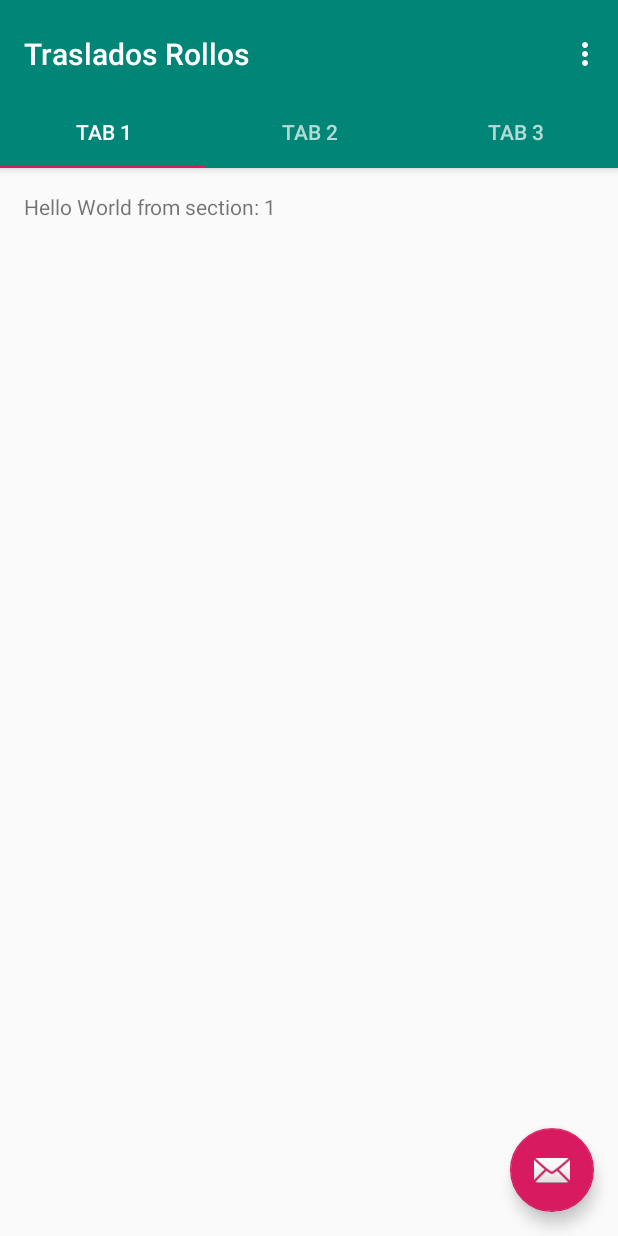
After one commit to pr0x1/traslados, an Android app: the LecturaActivity screen opened directly, with no data from a screen before it, on a phone screen of 412 x 824 dp. The commit adds this screen. Run offline under Robolectric (Android 15) with nearby library versions, the phone set to English and light mode, and no system bars.

Commit message:
lectura activity e intents de navegación

```diff
--- a/app/src/main/AndroidManifest.xml
+++ b/app/src/main/AndroidManifest.xml
@@ -19,6 +19,10 @@
             </intent-filter>
         </activity>
         <activity android:name=".TransporteActivity" />
+        <activity
+            android:name=".LecturaActivity"
+            android:label="@string/title_activity_lectura"
+            android:theme="@style/AppTheme.NoActionBar"></activity>
     </application>
 
 </manifest>
--- /dev/null
+++ b/app/src/main/java/com/a4app/develop/traslados/LecturaActivity.java
@@ -0,0 +1,151 @@
+package com.a4app.develop.traslados;
+
+import android.support.design.widget.TabLayout;
+import android.support.design.widget.FloatingActionButton;
+import android.support.design.widget.Snackbar;
+import android.support.v7.app.AppCompatActivity;
+import android.support.v7.widget.Toolbar;
+
+import android.support.v4.app.Fragment;
+import android.support.v4.app.FragmentManager;
+import android.support.v4.app.FragmentPagerAdapter;
+import android.support.v4.view.ViewPager;
+import android.os.Bundle;
+import android.view.LayoutInflater;
+import android.view.Menu;
+import android.view.MenuItem;
+import android.view.View;
+import android.view.ViewGroup;
+
+import android.widget.TextView;
+
+public class LecturaActivity extends AppCompatActivity {
+
+    /**
+     * The {@link android.support.v4.view.PagerAdapter} that will provide
+     * fragments for each of the sections. We use a
+     * {@link FragmentPagerAdapter} derivative, which will keep every
+     * loaded fragment in memory. If this becomes too memory intensive, it
+     * may be best to switch to a
+     * {@link android.support.v4.app.FragmentStatePagerAdapter}.
+     */
+    private SectionsPagerAdapter mSectionsPagerAdapter;
+
+    /**
+     * The {@link ViewPager} that will host the section contents.
+     */
+    private ViewPager mViewPager;
+
+    @Override
+    protected void onCreate(Bundle savedInstanceState) {
+        super.onCreate(savedInstanceState);
+        setContentView(R.layout.activity_lectura);
+
+        Toolbar toolbar = (Toolbar) findViewById(R.id.toolbar);
+        setSupportActionBar(toolbar);
+        // Create the adapter that will return a fragment for each of the three
+        // primary sections of the activity.
+        mSectionsPagerAdapter = new SectionsPagerAdapter(getSupportFragmentManager());
+
+        // Set up the ViewPager with the sections adapter.
+        mViewPager = (ViewPager) findViewById(R.id.container);
+        mViewPager.setAdapter(mSectionsPagerAdapter);
+
+        TabLayout tabLayout = (TabLayout) findViewById(R.id.tabs);
+
+        mViewPager.addOnPageChangeListener(new TabLayout.TabLayoutOnPageChangeListener(tabLayout));
+        tabLayout.addOnTabSelectedListener(new TabLayout.ViewPagerOnTabSelectedListener(mViewPager));
+
+        FloatingActionButton fab = (FloatingActionButton) findViewById(R.id.fab);
+        fab.setOnClickListener(new View.OnClickListener() {
+            @Override
+            public void onClick(View view) {
+                Snackbar.make(view, "Replace with your own action", Snackbar.LENGTH_LONG)
+                        .setAction("Action", null).show();
+            }
+        });
+
+    }
+
+
+    @Override
+    public boolean onCreateOptionsMenu(Menu menu) {
+        // Inflate the menu; this adds items to the action bar if it is present.
+        getMenuInflater().inflate(R.menu.menu_lectura, menu);
+        return true;
+    }
+
+    @Override
+    public boolean onOptionsItemSelected(MenuItem item) {
+        // Handle action bar item clicks here. The action bar will
+        // automatically handle clicks on the Home/Up button, so long
+        // as you specify a parent activity in AndroidManifest.xml.
+        int id = item.getItemId();
+
+        //noinspection SimplifiableIfStatement
+        if (id == R.id.action_settings) {
+            return true;
+        }
+
+        return super.onOptionsItemSelected(item);
+    }
+
+    /**
+     * A placeholder fragment containing a simple view.
+     */
+    public static class PlaceholderFragment extends Fragment {
+        /**
+         * The fragment argument representing the section number for this
+         * fragment.
+         */
+        private static final String ARG_SECTION_NUMBER = "section_number";
+
+        public PlaceholderFragment() {
+        }
+
+        /**
+         * Returns a new instance of this fragment for the given section
+         * number.
+         */
+        public static PlaceholderFragment newInstance(int sectionNumber) {
+            PlaceholderFragment fragment = new PlaceholderFragment();
+            Bundle args = new Bundle();
+            args.putInt(ARG_SECTION_NUMBER, sectionNumber);
+            fragment.setArguments(args);
+            return fragment;
+        }
+
+        @Override
+        public View onCreateView(LayoutInflater inflater, ViewGroup container,
+                                 Bundle savedInstanceState) {
+            View rootView = inflater.inflate(R.layout.fragment_lectura, container, false);
+            TextView textView = (TextView) rootView.findViewById(R.id.section_label);
+            textView.setText(getString(R.string.section_format, getArguments().getInt(ARG_SECTION_NUMBER)));
+            return rootView;
+        }
+    }
+
+    /**
+     * A {@link FragmentPagerAdapter} that returns a fragment corresponding to
+     * one of the sections/tabs/pages.
+     */
+    public class SectionsPagerAdapter extends FragmentPagerAdapter {
+
+        public SectionsPagerAdapter(FragmentManager fm) {
+            super(fm);
+        }
+
+        @Override
+        public Fragment getItem(int position) {
+            // getItem is called to instantiate the fragment for the given page.
+            // Return a PlaceholderFragment (defined as a static inner class below).
+            return PlaceholderFragment.newInstance(position + 1);
+        }
+
+        @Override
+        public int getCount() {
+            // Show 3 total pages.
+            return 3;
+        }
+    }
+}
--- a/app/src/main/java/com/a4app/develop/traslados/TransporteActivity.java
+++ b/app/src/main/java/com/a4app/develop/traslados/TransporteActivity.java
@@ -1,7 +1,9 @@
 package com.a4app.develop.traslados;
 
+import android.content.Intent;
+import android.os.Bundle;
 import android.support.v7.app.AppCompatActivity;
-import android.os.Bundle;
+import android.view.View;
 
 public class TransporteActivity extends AppCompatActivity {
 
@@ -10,4 +12,21 @@ public class TransporteActivity extends AppCompatActivity {
         super.onCreate(savedInstanceState);
         setContentView(R.layout.activity_transporte);
     }
+
+    public void goLecturaActivity(View vista){
+        Intent i = new Intent(this, LecturaActivity.class);
+        /*if (texto.equals("") || texto.equals(null))
+            i.putExtra("texto", "TEXTO VACÍO");
+        else
+            i.putExtra("texto", texto);*/
+        startActivity(i);
+    }
+    public void goCentrosActivity(View vista){
+        Intent i = new Intent(this, CentrosActivity.class);
+        /*if (texto.equals("") || texto.equals(null))
+            i.putExtra("texto", "TEXTO VACÍO");
+        else
+            i.putExtra("texto", texto);*/
+        startActivity(i);
+    }
 }
--- /dev/null
+++ b/app/src/main/res/layout/activity_lectura.xml
@@ -0,0 +1,70 @@
+<?xml version="1.0" encoding="utf-8"?>
+<android.support.design.widget.CoordinatorLayout xmlns:android="http://schemas.android.com/apk/res/android"
+    xmlns:app="http://schemas.android.com/apk/res-auto"
+    xmlns:tools="http://schemas.android.com/tools"
+    android:id="@+id/main_content"
+    android:layout_width="match_parent"
+    android:layout_height="match_parent"
+    android:fitsSystemWindows="true"
+    tools:context=".LecturaActivity">
+
+    <android.support.design.widget.AppBarLayout
+        android:id="@+id/appbar"
+        android:layout_width="match_parent"
+        android:layout_height="wrap_content"
+        android:paddingTop="@dimen/appbar_padding_top"
+        android:theme="@style/AppTheme.AppBarOverlay">
+
+        <android.support.v7.widget.Toolbar
+            android:id="@+id/toolbar"
+            android:layout_width="match_parent"
+            android:layout_height="?attr/actionBarSize"
+            android:layout_weight="1"
+            android:background="?attr/colorPrimary"
+            app:layout_scrollFlags="scroll|enterAlways"
+            app:popupTheme="@style/AppTheme.PopupOverlay"
+            app:title="@string/app_name">
+
+        </android.support.v7.widget.Toolbar>
+
+        <android.support.design.widget.TabLayout
+            android:id="@+id/tabs"
+            android:layout_width="match_parent"
+            android:layout_height="wrap_content">
+
+            <android.support.design.widget.TabItem
+                android:id="@+id/tabItem"
+                android:layout_width="wrap_content"
+                android:layout_height="wrap_content"
+                android:text="@string/tab_text_1" />
+
+            <android.support.design.widget.TabItem
+                android:id="@+id/tabItem2"
+                android:layout_width="wrap_content"
+                android:layout_height="wrap_content"
+                android:text="@string/tab_text_2" />
+
+            <android.support.design.widget.TabItem
+                android:id="@+id/tabItem3"
+                android:layout_width="wrap_content"
+                android:layout_height="wrap_content"
+                android:text="@string/tab_text_3" />
+
+        </android.support.design.widget.TabLayout>
+    </android.support.design.widget.AppBarLayout>
+
+    <android.support.v4.view.ViewPager
+        android:id="@+id/container"
+        android:layout_width="match_parent"
+        android:layout_height="match_parent"
+        app:layout_behavior="@string/appbar_scrolling_view_behavior" />
+
+    <android.support.design.widget.FloatingActionButton
+        android:id="@+id/fab"
+        android:layout_width="wrap_content"
+        android:layout_height="wrap_content"
+        android:layout_gravity="end|bottom"
+        android:layout_margin="@dimen/fab_margin"
+        app:srcCompat="@android:drawable/ic_dialog_email" />
+
+</android.support.design.widget.CoordinatorLayout>
--- a/app/src/main/res/layout/activity_transporte.xml
+++ b/app/src/main/res/layout/activity_transporte.xml
@@ -46,7 +46,7 @@
     android:layout_width="match_parent"
     android:layout_height="wrap_content"
     android:text="Trasladar"
-
+    android:onClick="goLecturaActivity"
     android:layout_marginTop="16dp"
     android:contentDescription="TODO" />
     <Button
@@ -54,6 +54,7 @@
         android:layout_width="match_parent"
         android:layout_height="wrap_content"
         android:text="Regresar"
+        android:onClick="goCentrosActivity"
         android:layout_marginTop="16dp"
         android:contentDescription="TODO" />
 
--- /dev/null
+++ b/app/src/main/res/layout/fragment_lectura.xml
@@ -0,0 +1,23 @@
+<?xml version="1.0" encoding="utf-8"?>
+<android.support.constraint.ConstraintLayout xmlns:android="http://schemas.android.com/apk/res/android"
+    xmlns:app="http://schemas.android.com/apk/res-auto"
+    xmlns:tools="http://schemas.android.com/tools"
+    android:id="@+id/constraintLayout"
+    android:layout_width="match_parent"
+    android:layout_height="match_parent"
+    tools:context=".LecturaActivity$PlaceholderFragment">
+
+    <TextView
+        android:id="@+id/section_label"
+        android:layout_width="wrap_content"
+        android:layout_height="wrap_content"
+        android:layout_marginStart="@dimen/activity_horizontal_margin"
+        android:layout_marginTop="@dimen/activity_vertical_margin"
+        android:layout_marginEnd="@dimen/activity_horizontal_margin"
+        android:layout_marginBottom="@dimen/activity_vertical_margin"
+        app:layout_constraintLeft_toLeftOf="parent"
+        app:layout_constraintTop_toTopOf="@+id/constraintLayout"
+        tools:layout_constraintLeft_creator="1"
+        tools:layout_constraintTop_creator="1" />
+
+</android.support.constraint.ConstraintLayout>
--- /dev/null
+++ b/app/src/main/res/menu/menu_lectura.xml
@@ -0,0 +1,10 @@
+<menu xmlns:android="http://schemas.android.com/apk/res/android"
+    xmlns:app="http://schemas.android.com/apk/res-auto"
+    xmlns:tools="http://schemas.android.com/tools"
+    tools:context="com.a4app.develop.traslados.LecturaActivity">
+    <item
+        android:id="@+id/action_settings"
+        android:orderInCategory="100"
+        android:title="@string/action_settings"
+        app:showAsAction="never" />
+</menu>
--- /dev/null
+++ b/app/src/main/res/values-w820dp/dimens.xml
@@ -0,0 +1,6 @@
+<resources>
+    <!-- Example customization of dimensions originally defined in res/values/dimens.xml
+         (such as screen margins) for screens with more than 820dp of available width. This
+         would include 7" and 10" devices in landscape (~960dp and ~1280dp respectively). -->
+    <dimen name="activity_horizontal_margin">64dp</dimen>
+</resources>
--- a/app/src/main/res/values/dimens.xml
+++ b/app/src/main/res/values/dimens.xml
@@ -1,3 +1,7 @@
 <resources>
     <dimen name="fab_margin">16dp</dimen>
+    <!-- Default screen margins, per the Android Design guidelines. -->
+    <dimen name="activity_horizontal_margin">16dp</dimen>
+    <dimen name="activity_vertical_margin">16dp</dimen>
+    <dimen name="appbar_padding_top">8dp</dimen>
 </resources>
--- a/app/src/main/res/values/strings.xml
+++ b/app/src/main/res/values/strings.xml
@@ -6,6 +6,11 @@
     <string name="transportadora">Empresa Transportadora</string>
     <string name="placa">Placa</string>
     <string name="title_activity_lectura">LecturaActivity</string>
+    <string name="tab_text_1">Tab 1</string>
+    <string name="tab_text_2">Tab 2</string>
+    <string name="tab_text_3">Tab 3</string>
+    <string name="action_settings">Settings</string>
+    <string name="section_format">Hello World from section: %1$d</string>
 
 
 </resources>
```
